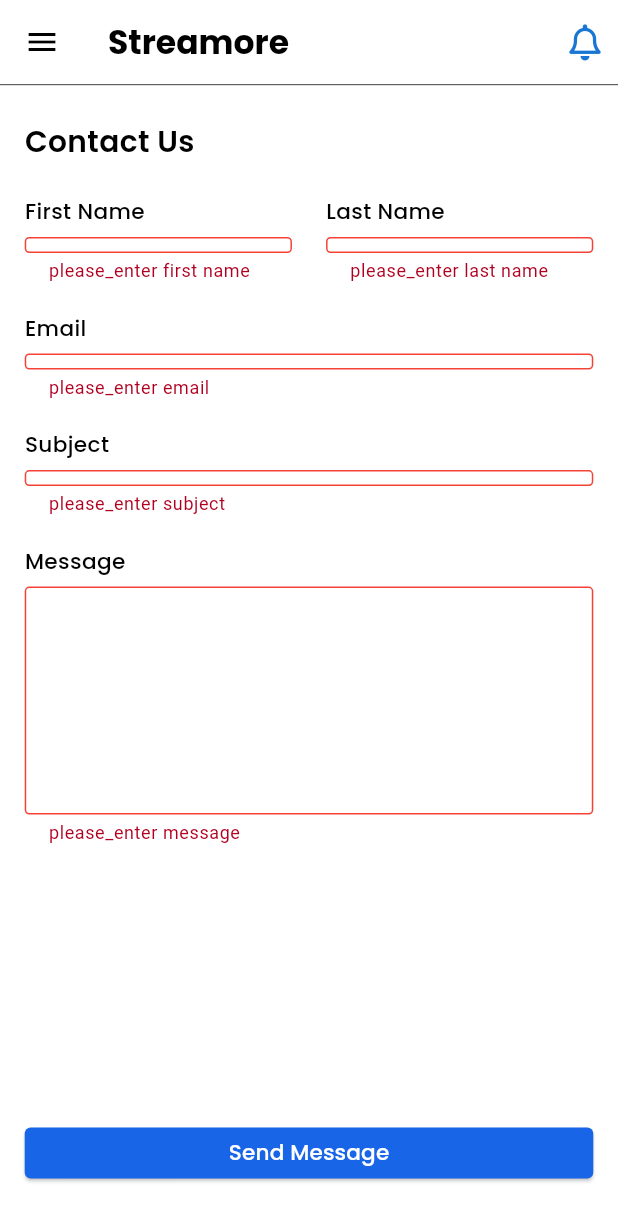
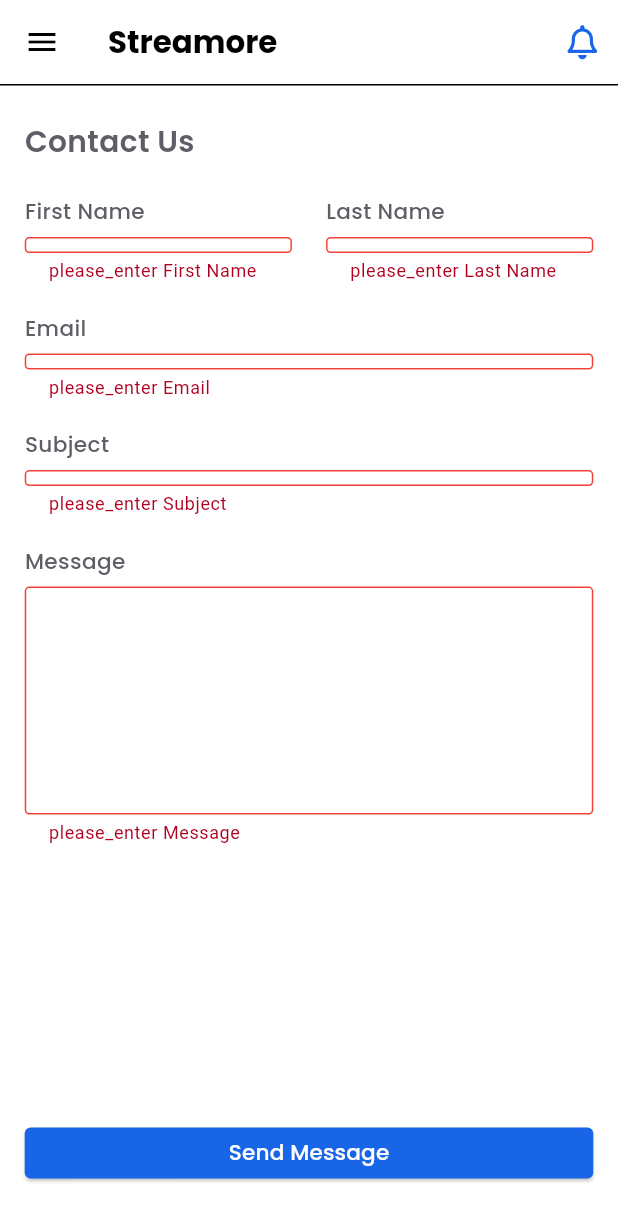
Before and after one commit to Salma28-zahran/streamore_app, a Flutter app: the ContactUsScreen screen opened by its route, after a tap on "Send Message", on a phone screen of 412 x 824 dp. Shown: the top 1221 px of the screen. Run offline on Flutter 3.47's test engine with Material 3 defaults, Android fonts, the phone set to English and light mode, and no system bars; our stand-ins replace dropdown_button2, easy_localization, flutter_colorpicker, font_awesome_flutter, google_fonts, permission_handler; missing offline and left inert: flutter_sound.

Commit message:
small details

```diff
--- a/lib/screens/stream/drawer/contact_us_screen.dart
+++ b/lib/screens/stream/drawer/contact_us_screen.dart
@@ -1,3 +1,4 @@
+
 import 'package:easy_localization/easy_localization.dart';
 import 'package:flutter/material.dart';
 import 'package:google_fonts/google_fonts.dart';
@@ -17,11 +18,11 @@ class _ContactUsScreenState extends State<ContactUsScreen> {
   final _formKey = GlobalKey<FormState>();
 
   final _controllers = {
-    'first_name': TextEditingController(),
-    'last_name': TextEditingController(),
-    'email': TextEditingController(),
-    'subject': TextEditingController(),
-    'message': TextEditingController(),
+    'first_name'.tr(): TextEditingController(),
+    'last_name'.tr(): TextEditingController(),
+    'email'.tr(): TextEditingController(),
+    'subject'.tr(): TextEditingController(),
+    'message'.tr(): TextEditingController(),
   };
 
   @override
@@ -36,11 +37,12 @@ class _ContactUsScreenState extends State<ContactUsScreen> {
   Widget build(BuildContext context) {
     final media = MediaQuery.of(context).size;
     const hasNotification = false;
+    final theme = Theme.of(context);
 
     return Scaffold(
       resizeToAvoidBottomInset: false,
       drawer: MainDrawer(),
-      appBar: _buildAppBar(hasNotification),
+      appBar: _buildAppBar(media, hasNotification, theme),
       body: SafeArea(
         child: LayoutBuilder(
           builder: (context, constraints) {
@@ -69,6 +71,7 @@ class _ContactUsScreenState extends State<ContactUsScreen> {
                           style: GoogleFonts.poppins(
                             fontSize: constraints.maxWidth * 0.048,
                             fontWeight: FontWeight.w600,
+                            color: theme.textTheme.bodyLarge?.color,
                           ),
                         ),
                         SizedBox(height: constraints.maxHeight * 0.03),
@@ -76,48 +79,50 @@ class _ContactUsScreenState extends State<ContactUsScreen> {
                           mainAxisAlignment: MainAxisAlignment.spaceBetween,
                           children: [
                             SizedBox(
-                              width:
-                              (constraints.maxWidth - padding * 2) * 0.47,
+                              width: (constraints.maxWidth - padding * 2) * 0.47,
                               child: _buildField(
                                 label: 'first_name'.tr(),
-                                controller: _controllers['first_name']!,
+                                controller: _controllers['first_name'.tr()]!,
                                 fontSize: fontSize,
                                 labelFont: labelFont,
                                 height: fieldHeight,
+                                theme: theme,
                               ),
                             ),
                             SizedBox(width: padding * 0.06),
                             SizedBox(
-                              width:
-                              (constraints.maxWidth - padding * 2) * 0.47,
+                              width: (constraints.maxWidth - padding * 2) * 0.47,
                               child: _buildField(
                                 label: 'last_name'.tr(),
-                                controller: _controllers['last_name']!,
+                                controller: _controllers['last_name'.tr()]!,
                                 fontSize: fontSize,
                                 labelFont: labelFont,
                                 height: fieldHeight,
+                                theme: theme,
                               ),
                             ),
                           ],
                         ),
-                        for (final key in ['email', 'subject'])
+                        for (final label in ['email'.tr(), 'subject'.tr()])
                           _buildField(
-                            label: key.tr(),
-                            controller: _controllers[key]!,
+                            label: label,
+                            controller: _controllers[label]!,
                             fontSize: fontSize,
                             labelFont: labelFont,
                             height: fieldHeight,
+                            theme: theme,
                           ),
                         _buildField(
                           label: 'message'.tr(),
-                          controller: _controllers['message']!,
+                          controller: _controllers['message'.tr()]!,
                           fontSize: fontSize,
                           labelFont: labelFont,
                           height: fieldHeight * 3,
                           maxLines: 6,
+                          theme: theme,
                         ),
                         const Spacer(),
-                        _buildSendButton(fontSize),
+                        _buildSendButton(fontSize, theme),
                         SizedBox(height: constraints.maxHeight * 0.05),
                       ],
                     ),
@@ -131,27 +136,27 @@ class _ContactUsScreenState extends State<ContactUsScreen> {
     );
   }
 
-  AppBar _buildAppBar(bool hasNotification) {
+  AppBar _buildAppBar(Size media, bool hasNotification, ThemeData theme) {
     return AppBar(
-      automaticallyImplyLeading: true,
-      backgroundColor: Theme.of(context).appBarTheme.backgroundColor,
+      backgroundColor: theme.appBarTheme.backgroundColor,
+      elevation: 0,
       title: Text(
         "Streamore",
         style: GoogleFonts.poppins(
+          fontSize: media.width * 0.05,
           fontWeight: FontWeight.bold,
-          fontSize: 22,
-          color: Theme.of(context).appBarTheme.foregroundColor,
+          color: theme.appBarTheme.foregroundColor,
         ),
       ),
       actions: [
         Padding(
-          padding: const EdgeInsets.only(right: 10, left: 10),
+          padding: EdgeInsets.only(right: media.width * 0.03),
           child: Stack(
             children: [
               Icon(
                 FontAwesomeIcons.bell,
-                color: Theme.of(context).primaryColorDark,
-                size: 24,
+                size: media.width * 0.055,
+                color: Theme.of(context).colorScheme.primary,
               ),
               if (hasNotification)
                 Positioned(
@@ -173,15 +178,15 @@ class _ContactUsScreenState extends State<ContactUsScreen> {
       bottom: PreferredSize(
         preferredSize: const Size.fromHeight(1),
         child: Divider(
-          color: Theme.of(context).dividerColor,
-          thickness: 0.5,
           height: 1,
+          thickness: 1,
+          color: theme.dividerColor,
         ),
       ),
     );
   }
 
-  Widget _buildSendButton(double fontSize) {
+  Widget _buildSendButton(double fontSize, ThemeData theme) {
     return SizedBox(
       width: double.infinity,
       height: 34,
@@ -194,7 +199,7 @@ class _ContactUsScreenState extends State<ContactUsScreen> {
           }
         },
         style: ElevatedButton.styleFrom(
-          backgroundColor: const Color(0xff1865E8),
+          backgroundColor: Theme.of(context).colorScheme.primary,
           shape: RoundedRectangleBorder(
             borderRadius: BorderRadius.circular(4),
           ),
@@ -217,6 +222,7 @@ class _ContactUsScreenState extends State<ContactUsScreen> {
     required double fontSize,
     required double labelFont,
     required double height,
+    required ThemeData theme,
     int maxLines = 1,
   }) {
     return Padding(
@@ -229,6 +235,7 @@ class _ContactUsScreenState extends State<ContactUsScreen> {
             style: GoogleFonts.poppins(
               fontSize: labelFont,
               fontWeight: FontWeight.w500,
+              color: theme.textTheme.bodyLarge?.color,
             ),
           ),
           const SizedBox(height: 6),
@@ -237,30 +244,32 @@ class _ContactUsScreenState extends State<ContactUsScreen> {
             child: TextFormField(
               controller: controller,
               maxLines: maxLines,
-              style: GoogleFonts.poppins(fontSize: fontSize),
+              style: GoogleFonts.poppins(
+                fontSize: fontSize,
+                color: theme.textTheme.bodyLarge?.color,
+              ),
               validator: (value) {
                 if (value == null || value.trim().isEmpty) {
-                  return 'please_enter ${label.toLowerCase()}'.tr();
+                  return 'please_enter $label'.tr();
                 }
-                if (label == 'email'.tr() &&
-                    !RegExp(
-                      r'^[\w-\.]+@([\w-]+\.)+[\w-]{2,4}$',
-                    ).hasMatch(value)) {
+                if (label == 'email' &&
+                    !RegExp(r'^[\w-\.]+@([\w-]+\.)+[\w-]{2,4}$')
+                        .hasMatch(value)) {
                   return 'enter_a_valid_email_address'.tr();
                 }
                 return null;
               },
               decoration: InputDecoration(
                 filled: true,
-                fillColor: Colors.white,
+                fillColor: theme.cardColor,
                 contentPadding: const EdgeInsets.symmetric(
                   horizontal: 12,
                   vertical: 10,
                 ),
-                border: _inputBorder(),
-                focusedBorder: _inputBorder(color: const Color(0xff1865E8)),
-                errorBorder: _inputBorder(color: Colors.red),
-                focusedErrorBorder: _inputBorder(color: Colors.red),
+                border: _inputBorder(theme.dividerColor),
+                focusedBorder: _inputBorder(theme.primaryColor),
+                errorBorder: _inputBorder(Colors.red),
+                focusedErrorBorder: _inputBorder(Colors.red),
               ),
             ),
           ),
@@ -269,7 +278,7 @@ class _ContactUsScreenState extends State<ContactUsScreen> {
     );
   }
 
-  OutlineInputBorder _inputBorder({Color color = const Color(0xFF5E5E66)}) {
+  OutlineInputBorder _inputBorder(Color color) {
     return OutlineInputBorder(
       borderRadius: BorderRadius.circular(3),
       borderSide: BorderSide(color: color, width: 1),
--- a/lib/theme/dark_theme.dart
+++ b/lib/theme/dark_theme.dart
@@ -24,6 +24,7 @@ class DarkTheme extends BaseTheme{
       backgroundColor: Color(0xff0D142A),
       foregroundColor: Colors.white,
       elevation: 0,
+
     ),
     iconTheme: const IconThemeData(
       color: Color(0xff1865E8),
@@ -33,6 +34,7 @@ class DarkTheme extends BaseTheme{
       style: ElevatedButton.styleFrom(
         backgroundColor: Color(0xff1865E8),
         foregroundColor: Colors.white,
+
 
       ),
     ),
@@ -44,8 +46,10 @@ class DarkTheme extends BaseTheme{
         unselectedLabelColor: Color(0xff80A9CC)
     ),
 
+
   );
 
 
 
+
 }
```
